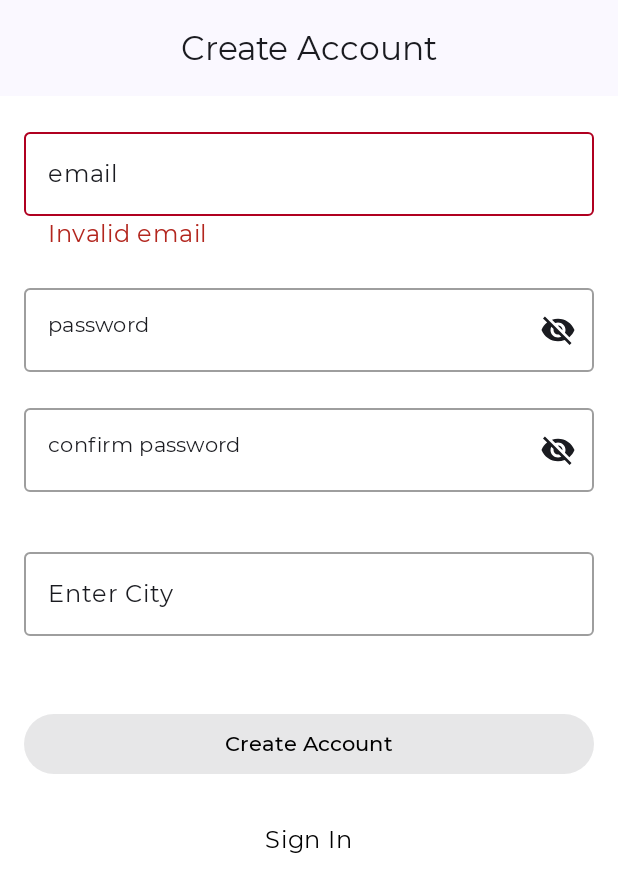
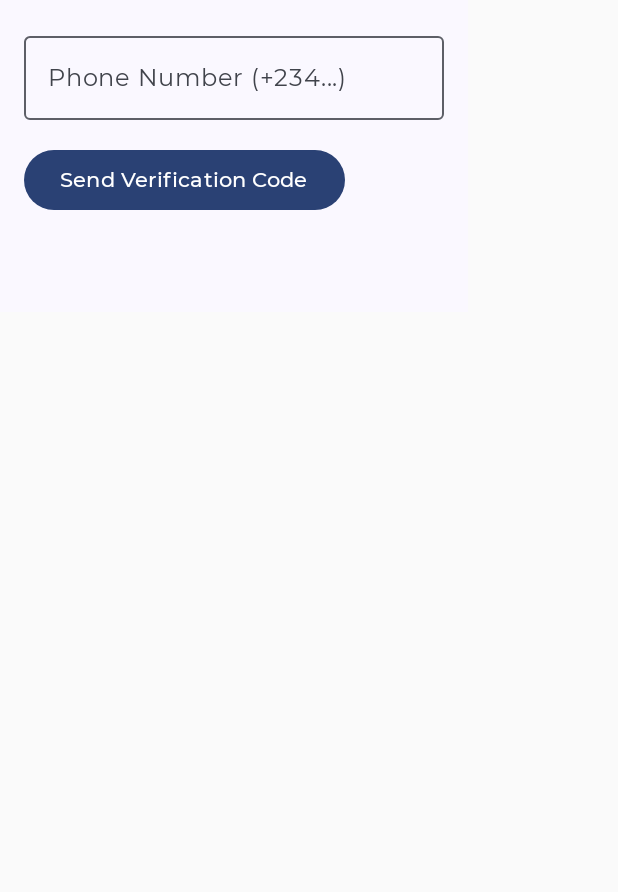
Before and after one commit to ufuomaisaac/Women-Care, an Android app built with Jetpack Compose: the screen it shows after launch (MainActivity), on a phone screen of 412 x 824 dp. Shown: the top 892 px of the screen. Run offline under Robolectric (Android 15) with nearby library versions, the phone set to English and light mode, and no system bars; our stand-ins replace Dagger/Hilt's generated code, Firebase (no records; nobody signed in at launch, a user with empty details on screens opened directly); libraries missing offline, so code that uses them is left out: com.firebase.ui.

Commit message:
Phone number auth not working because billing is not supported

```diff
--- a/app/src/main/java/com/example/womencare/ui/auth/signin/PhoneAuthScreen.kt
+++ b/app/src/main/java/com/example/womencare/ui/auth/signin/PhoneAuthScreen.kt
@@ -5,14 +5,30 @@ import android.content.Intent
 import android.widget.Toast
 import androidx.activity.compose.rememberLauncherForActivityResult
 import androidx.activity.result.contract.ActivityResultContracts
+import androidx.compose.foundation.layout.Column
+import androidx.compose.foundation.layout.Spacer
+import androidx.compose.foundation.layout.height
+import androidx.compose.foundation.layout.padding
 import androidx.compose.material3.Button
 import androidx.compose.material3.Text
 import androidx.compose.runtime.Composable
 import androidx.compose.ui.platform.LocalContext
 import com.google.firebase.auth.FirebaseAuth
 import androidx.compose.material3.*
+import androidx.compose.ui.Modifier
 import com.firebase.ui.auth.AuthUI
 import com.firebase.ui.auth.IdpResponse
+import com.google.firebase.auth.PhoneAuthProvider
+// Dependencies
+import androidx.compose.runtime.*
+import androidx.compose.material3.*
+import androidx.compose.ui.unit.dp
+import com.google.firebase.FirebaseException
+import com.google.firebase.auth.*
+import com.google.firebase.auth.ktx.auth
+import com.google.firebase.ktx.Firebase
+import java.util.concurrent.TimeUnit
+
 
 
 @Composable
@@ -48,3 +64,78 @@ fun getPhoneAuthIntent(): Intent {
         .setAvailableProviders(providers)
         .build()
 }
+
+@Composable
+fun PhoneAuthScreen(activity: Activity) {
+    var phoneNumber by remember { mutableStateOf("") }
+    var codeSent by remember { mutableStateOf(false) }
+    var verificationId by remember { mutableStateOf<String?>(null) }
+    var otpCode by remember { mutableStateOf("") }
+    var message by remember { mutableStateOf("") }
+
+    val auth = Firebase.auth
+
+    val callbacks = object : PhoneAuthProvider.OnVerificationStateChangedCallbacks() {
+        override fun onVerificationCompleted(credential: PhoneAuthCredential) {
+            // Auto-retrieved or instant verification
+            auth.signInWithCredential(credential)
+                .addOnCompleteListener { task ->
+                    message = if (task.isSuccessful) "Verification Successful!" else "Auto-verification failed"
+                }
+        }
+
+        override fun onVerificationFailed(e: FirebaseException) {
+            message = "Verification Failed: ${e.message}"
+        }
+
+        override fun onCodeSent(id: String, token: PhoneAuthProvider.ForceResendingToken) {
+            verificationId = id
+            codeSent = true
+            message = "Code sent to $phoneNumber"
+        }
+    }
+
+
+    Column(modifier = Modifier.padding(16.dp)) {
+        if (!codeSent) {
+            OutlinedTextField(
+                value = phoneNumber,
+                onValueChange = { phoneNumber = it },
+                label = { Text("Phone Number (+234...)") }
+            )
+            Spacer(Modifier.height(16.dp))
+            Button(onClick = {
+                val options = PhoneAuthOptions.newBuilder(auth)
+                    .setPhoneNumber(phoneNumber)
+                    .setTimeout(60L, TimeUnit.SECONDS)
+                    .setActivity(activity)
+                    .setCallbacks(callbacks)
+                    .build()
+                PhoneAuthProvider.verifyPhoneNumber(options)
+            }) {
+                Text("Send Verification Code")
+            }
+        } else {
+            OutlinedTextField(
+                value = otpCode,
+                onValueChange = { otpCode = it },
+                label = { Text("Enter OTP Code") }
+            )
+            Spacer(Modifier.height(16.dp))
+            Button(onClick = {
+                verificationId?.let {
+                    val credential = PhoneAuthProvider.getCredential(it, otpCode)
+                    auth.signInWithCredential(credential)
+                        .addOnCompleteListener { task ->
+                            message = if (task.isSuccessful) "Login successful!" else "Invalid code!"
+                        }
+                }
+            }) {
+                Text("Verify Code")
+            }
+        }
+
+        Spacer(Modifier.height(24.dp))
+        Text(text = message)
+    }
+}
--- a/app/src/main/java/com/example/womencare/ui/auth/signin/SignInScreen.kt
+++ b/app/src/main/java/com/example/womencare/ui/auth/signin/SignInScreen.kt
@@ -70,7 +70,6 @@ fun SignInScreen(
                     buttonText = "Forgot password?",
                     onButtonClicked = {})
 
-                PhoneAuthScreen()
             }
             Spacer(modifier = Modifier.height(32.dp))
         }
--- a/app/src/main/java/com/example/womencare/ui/home/Navigation.kt
+++ b/app/src/main/java/com/example/womencare/ui/home/Navigation.kt
@@ -11,6 +11,7 @@ import androidx.navigation.compose.NavHost
 import androidx.navigation.compose.composable
 import androidx.navigation.compose.rememberNavController
 import com.example.mothercare.ui.scene.auth.signup.SignUpScreen
+import com.example.womencare.ui.auth.signin.PhoneAuthScreen
 import com.example.womencare.ui.home.Destinations.SIGN_IN_ROUTE
 import com.example.womencare.ui.home.Destinations.SIGN_UP_ROUTE
 import com.example.womencare.ui.home.Destinations.MAIN_ROUTE
@@ -33,11 +34,12 @@ fun OnEntryNavigation(
     ) {
 
         composable(route = SIGN_UP_ROUTE) {
-            SignUpScreen(
+           /* SignUpScreen(
                 modifier = Modifier,
                 onSignUpSubmitted = {navController.navigate(route = SIGN_IN_ROUTE)},
                 NavUp = { }
-            )
+            )*/
+            PhoneAuthScreen(context)
         }
 
         composable(route = SIGN_IN_ROUTE) {
```
